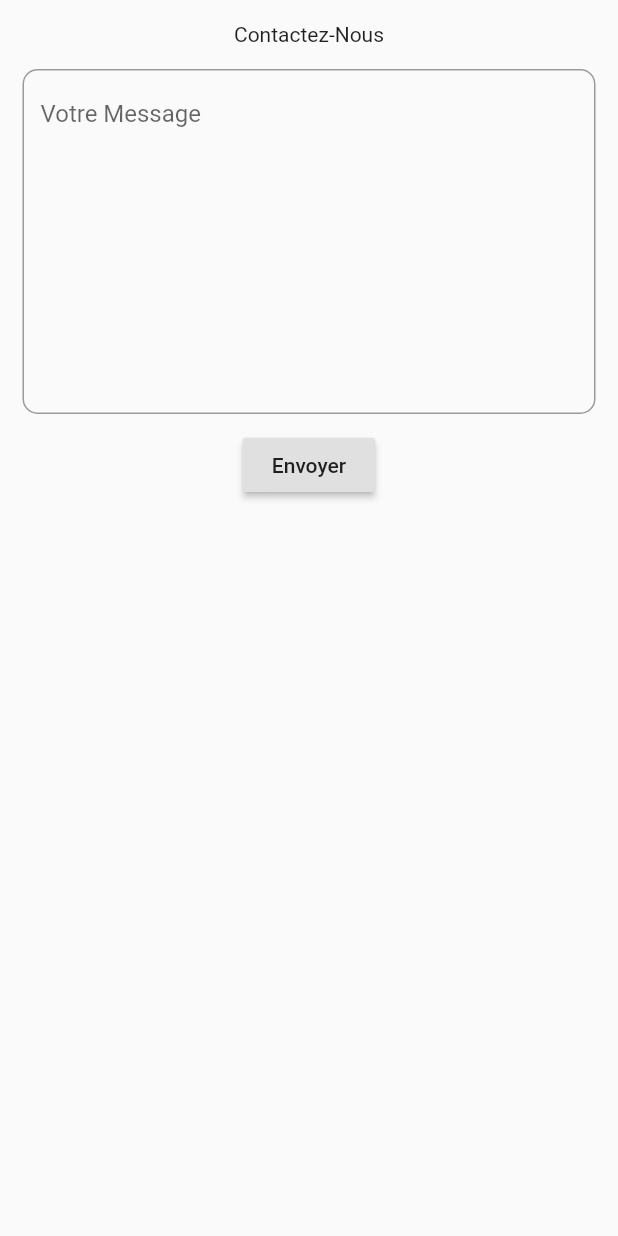
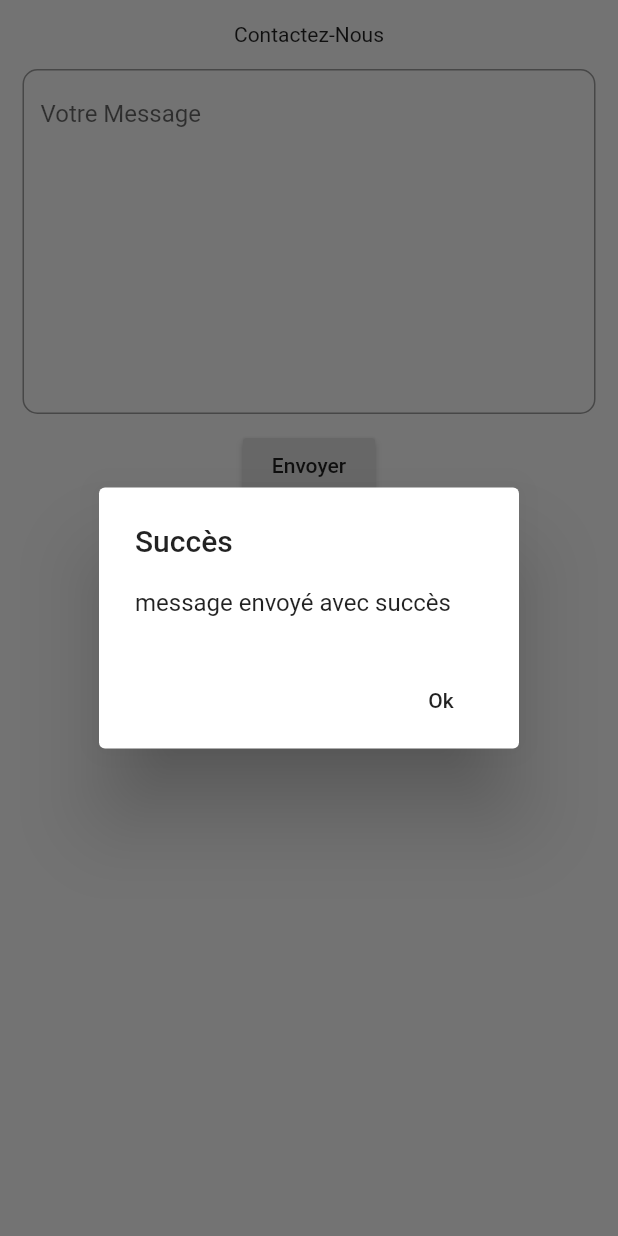
Before and after one commit to FeizBenhabel/PFE-Repository3, a Flutter app: the ContactUs widget shown alone on an empty page, opened directly, after a tap on "Envoyer", on a phone screen of 412 x 824 dp. Run offline on Flutter 3.47's test engine with Material 2 defaults, Android fonts, the phone set to English and light mode, and no system bars; our stand-ins replace charts_flutter, cloud_firestore, connectivity, firebase_auth, font_awesome_flutter, google_maps_flutter; missing offline and left inert: flutter_sparkline, mailer; accounts and stored records are empty; Roboto replaces fonts that are missing (RobotoMono).

```diff
--- a/lib/ContactUs.dart
+++ b/lib/ContactUs.dart
@@ -2,14 +2,17 @@ import 'package:flutter/material.dart';
 import 'package:mailer/mailer.dart';
 import 'package:mailer/smtp_server.dart';
 import 'authentication.dart';
+import 'alertMessage.dart';
 class ContactUs extends StatefulWidget {
   @override
   _ContactUsState createState() => _ContactUsState();
 }
 
 class _ContactUsState extends State<ContactUs> {
+
   static String username = "benhabelfeiz@gmail.com";
   static String password = "dvbkbbvdlagqeahq";
+  bool progress=false;
   final smtpServer = gmail(username, password);
   final auth=new Authentication();
   TextEditingController message_controller=new TextEditingController();
@@ -44,8 +47,11 @@ class _ContactUsState extends State<ContactUs> {
               ),
               Center(
                 child: RaisedButton(onPressed:(){
+                  setState(() {
                     sending();
-                }, child: Text("Envoyer")),
+
+                  });
+                }, child:progress?new CircularProgressIndicator():Text("Envoyer")),
               )
             ],
 
@@ -53,14 +59,25 @@ class _ContactUsState extends State<ContactUs> {
     );
   }
   Future sending()async{
-    var user=await auth.getUser();
+    var alert = new AlertMessage();
+    try {
+      var user = await auth.getUser();
       final message = new Message()
-      ..from = new Address(user.email,user.email)
+        ..from = new Address(user.email, user.email)
         ..recipients.add('benhabelfeiz@gmail.com')
         ..subject = 'Smart Agriculture App ${new DateTime.now()}'
         ..text = 'This is the plain text.\nThis is line 2 of the text part.'
-      ..html = "<h1>Smart Agriculture</h1>\n<p>"+message_controller.text.toString()+"</p>";
+        ..html = "<h1>Smart Agriculture</h1>\n<p>" +
+            message_controller.text.toString() + "</p>";
       final sendReports = await send(message, smtpServer);
+      alert.setTitle("Succès");
+      alert.setMessage("message envoyé avec succès");
+      showDialog(context: this.context, child: alert);
+    }catch(e){
+      alert.setTitle("échec");
+      alert.setMessage("message non envoyé !");
+      showDialog(context: this.context, child: alert);
+    }
 
   }
 }
--- a/lib/sensorcount.dart
+++ b/lib/sensorcount.dart
@@ -70,7 +70,7 @@ class _SensorCountState extends State<SensorCount> with TickerProviderStateMixin
                   ),
                   child: new InkWell(
                       onTap: () {
-                        animationController.dispose();
+                        dispose();
                           Navigator.push(context, MaterialPageRoute(
                               builder: (context) => Menu(SensorMap())),);
 
```
Also changed, not shown: fonts/MyFlutterApp.ttf (added), img/lightbulb.png (added). Lines whose indentation alone changed are shown as unchanged.
